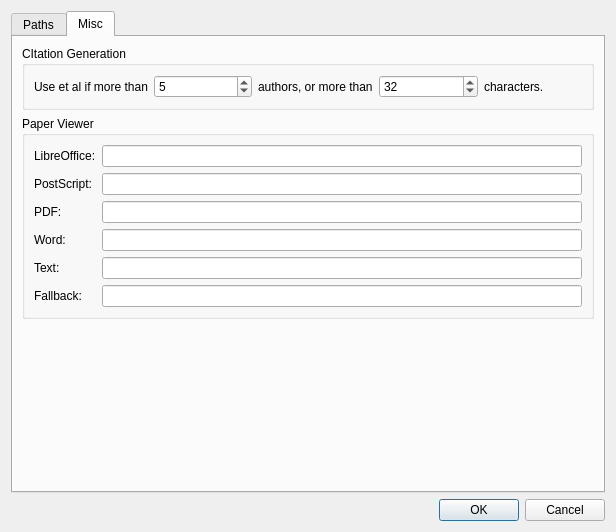
Qt form settings.ui (mukoan/ReferenceOrganiser) before a commit.
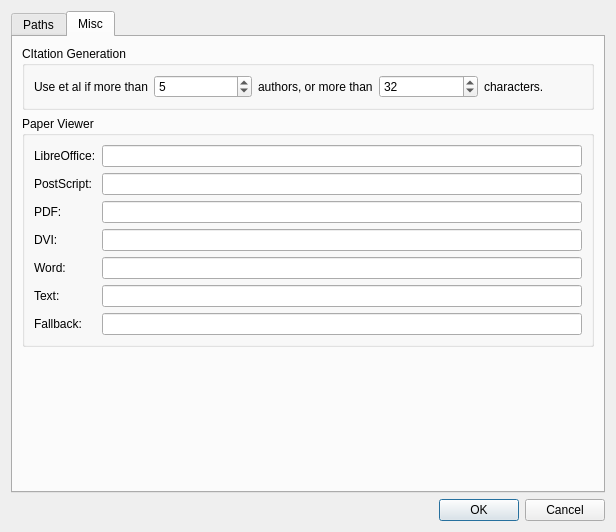
The same form after that commit. The open tabs and pages were chosen to show the change.

The edit to the form file:
```diff
--- a/settings.ui
+++ b/settings.ui
@@ -210,7 +210,7 @@
             </property>
            </widget>
           </item>
-          <item row="3" column="0">
+          <item row="4" column="0">
            <widget class="QLabel" name="label_7">
             <property name="text">
              <string>Word:</string>
@@ -227,7 +227,7 @@
             </property>
            </widget>
           </item>
-          <item row="3" column="1">
+          <item row="4" column="1">
            <widget class="QLineEdit" name="wordViewerEdit">
             <property name="minimumSize">
              <size>
@@ -240,14 +240,14 @@
             </property>
            </widget>
           </item>
-          <item row="5" column="0">
+          <item row="6" column="0">
            <widget class="QLabel" name="label_8">
             <property name="text">
              <string>Fallback:</string>
             </property>
            </widget>
           </item>
-          <item row="5" column="1">
+          <item row="6" column="1">
            <widget class="QLineEdit" name="fallbackViewerEdit">
             <property name="minimumSize">
              <size>
@@ -257,14 +257,14 @@
             </property>
            </widget>
           </item>
-          <item row="4" column="0">
+          <item row="5" column="0">
            <widget class="QLabel" name="label_9">
             <property name="text">
              <string>Text:</string>
             </property>
            </widget>
           </item>
-          <item row="4" column="1">
+          <item row="5" column="1">
            <widget class="QLineEdit" name="textViewerEdit">
             <property name="minimumSize">
              <size>
@@ -297,6 +297,16 @@
             </property>
            </widget>
           </item>
+          <item row="3" column="0">
+           <widget class="QLabel" name="label_11">
+            <property name="text">
+             <string>DVI:</string>
+            </property>
+           </widget>
+          </item>
+          <item row="3" column="1">
+           <widget class="QLineEdit" name="dviViewerEdit"/>
+          </item>
          </layout>
         </widget>
        </item>
```
Left out of the diff: 2 changed lines with no effect on the pictures.
